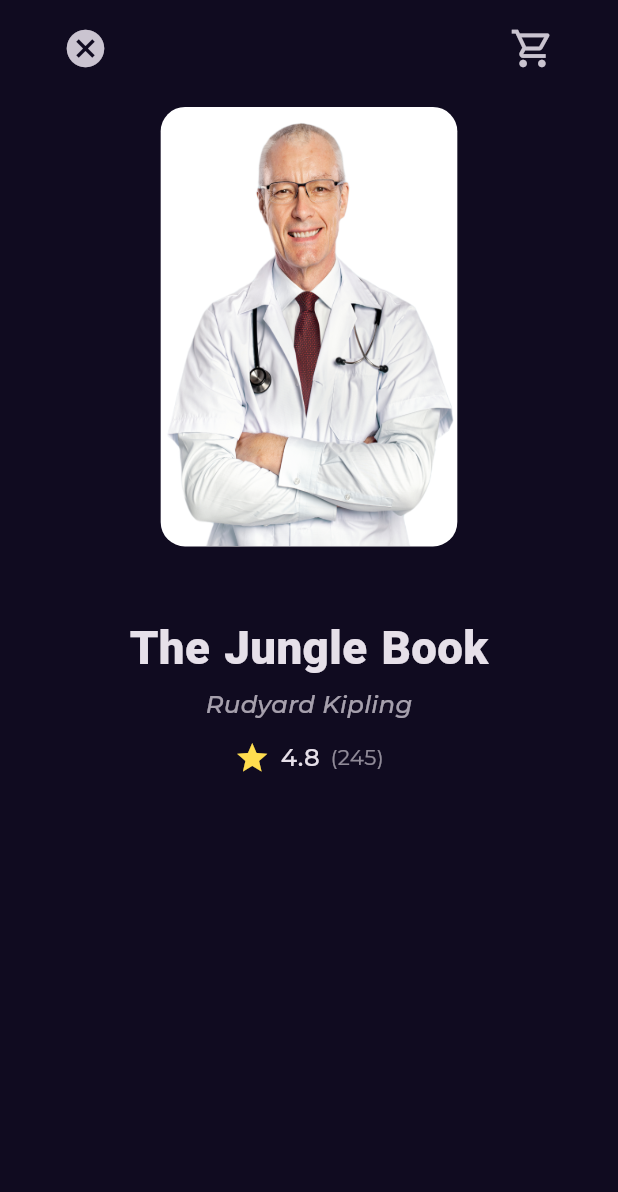
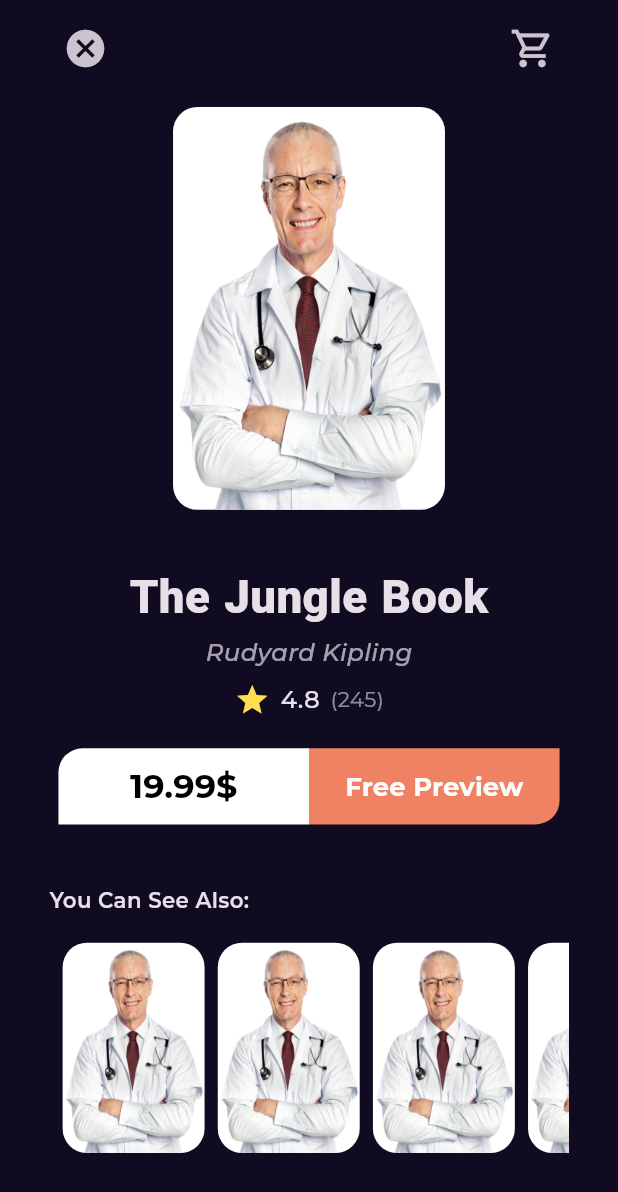
Before and after one commit to NumanSh/BooklyApp, a Flutter app: the BookDetailsView screen opened directly, on a phone screen of 412 x 824 dp. Shown: the top 1192 px of the screen. Run offline on Flutter 3.47's test engine with Material 3 defaults, Android fonts, the phone set to English and light mode, and no system bars; our stand-ins replace flutter_screenutil, flutter_svg, gap, get, google_fonts.

Commit message:
- added two buttons - build similar book list view

```diff
--- /dev/null
+++ b/bookly_app/lib/core/widgets/custom_button.dart
@@ -0,0 +1,40 @@
+import 'package:bookly_app/core/themes/colors/styles.dart';
+import 'package:flutter/material.dart';
+import 'package:flutter_screenutil/flutter_screenutil.dart';
+
+class CustomButton extends StatelessWidget {
+  const CustomButton(
+      {super.key,
+      required this.backgroundColor,
+      required this.textColor,
+      required this.text,
+      this.borderRadius,
+      this.fontSize});
+  final Color backgroundColor;
+  final Color textColor;
+  final String text;
+  final BorderRadiusGeometry? borderRadius;
+  final double? fontSize;
+  @override
+  Widget build(BuildContext context) {
+    return SizedBox(
+      height: 50.h,
+      child: TextButton(
+        style: TextButton.styleFrom(
+          backgroundColor: backgroundColor,
+          shape: RoundedRectangleBorder(
+            borderRadius: borderRadius ?? BorderRadius.circular(16.r),
+          ),
+        ),
+        onPressed: () {},
+        child: Text(
+          text,
+          style: Styles.fontSize22Normal.copyWith(
+              color: textColor,
+              fontWeight: FontWeight.bold,
+              fontSize: fontSize),
+        ),
+      ),
+    );
+  }
+}
--- /dev/null
+++ b/bookly_app/lib/features/book/presentaion/view/widgets/book_actions.dart
@@ -0,0 +1,37 @@
+import 'package:flutter/material.dart';
+import 'package:flutter_screenutil/flutter_screenutil.dart';
+
+import '../../../../../core/widgets/custom_button.dart';
+
+class BookAction extends StatelessWidget {
+  const BookAction({super.key});
+
+  @override
+  Widget build(BuildContext context) {
+    return Row(
+      children: [
+        const Expanded(
+          child: CustomButton(
+            backgroundColor: Colors.white,
+            textColor: Colors.black,
+            text: '19.99\$',
+            borderRadius: BorderRadius.only(
+              topLeft: Radius.circular(16),
+            ),
+          ),
+        ),
+        Expanded(
+          child: CustomButton(
+            fontSize: 17.sp,
+            backgroundColor: const Color(0xffef8262),
+            textColor: Colors.white,
+            text: 'Free Preview',
+            borderRadius: const BorderRadius.only(
+              bottomRight: Radius.circular(16),
+            ),
+          ),
+        ),
+      ],
+    );
+  }
+}
--- a/bookly_app/lib/features/book/presentaion/view/widgets/book_details_view_body.dart
+++ b/bookly_app/lib/features/book/presentaion/view/widgets/book_details_view_body.dart
@@ -1,4 +1,5 @@
 import 'package:bookly_app/core/themes/colors/styles.dart';
+import 'package:bookly_app/core/widgets/custom_button.dart';
 import 'package:bookly_app/features/home/presentaion/view/widgets/custom_book_image.dart';
 import 'package:bookly_app/features/home/presentaion/view/widgets/rating_book.dart';
 import 'package:flutter/material.dart';
@@ -6,7 +7,9 @@ import 'package:flutter_screenutil/flutter_screenutil.dart';
 import 'package:gap/gap.dart';
 
 import '../../../../../core/themes/colors/constants.dart';
+import 'book_actions.dart';
 import 'custom_book_details_app_bar.dart';
+import 'similar_books_list_view.dart';
 
 class BookDetailsViewBody extends StatelessWidget {
   const BookDetailsViewBody({super.key});
@@ -21,10 +24,10 @@ class BookDetailsViewBody extends StatelessWidget {
           const CustomBookDetailsAppBar(),
           Padding(
             padding:
-                EdgeInsets.symmetric(horizontal: width * 0.18, vertical: 15.h),
+                EdgeInsets.symmetric(horizontal: width * 0.2, vertical: 15.h),
             child: const CustomBookImage(),
           ),
-          Gap(30.h),
+          Gap(20.h),
           Text(
             'The Jungle Book',
             style: Styles.fontSize30Bold.copyWith(fontFamily: kinstrumentSerif),
@@ -38,8 +41,25 @@ class BookDetailsViewBody extends StatelessWidget {
                   Styles.fontSize16Medium.copyWith(fontStyle: FontStyle.italic),
             ),
           ),
-          Gap(12.h),
+          Gap(8.h),
           const RatingBook(mainAxisAlignment: MainAxisAlignment.center),
+          Gap(20.h),
+          const Padding(
+            padding: EdgeInsets.symmetric(horizontal: 6.0),
+            child: BookAction(),
+          ),
+          Gap(40.h),
+          Align(
+            alignment: Alignment.topLeft,
+            child: Text(
+              'You Can See Also:',
+              style: Styles.fontSize14Normal.copyWith(
+                fontWeight: FontWeight.w600,
+              ),
+            ),
+          ),
+          Gap(10.h),
+          const SimilarBooksListView(),
         ],
       ),
     );
--- /dev/null
+++ b/bookly_app/lib/features/book/presentaion/view/widgets/similar_books_list_view.dart
@@ -0,0 +1,24 @@
+import 'package:flutter/material.dart';
+import 'package:flutter_screenutil/flutter_screenutil.dart';
+
+import '../../../../home/presentaion/view/widgets/custom_book_image.dart';
+
+class SimilarBooksListView extends StatelessWidget {
+  const SimilarBooksListView({super.key});
+
+  @override
+  Widget build(BuildContext context) {
+    return SizedBox(
+      height: MediaQuery.of(context).size.height * 0.18,
+      child: ListView.builder(
+        scrollDirection: Axis.horizontal,
+        itemBuilder: (context, index) {
+          return Padding(
+            padding: EdgeInsets.only(left: 8.w, top: 8.h),
+            child: const CustomBookImage(),
+          );
+        },
+      ),
+    );
+  }
+}
```
